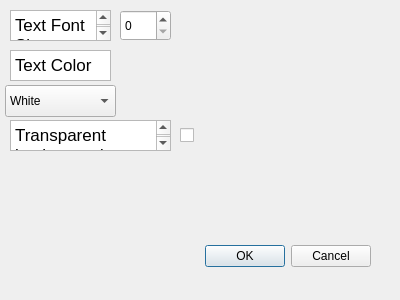
Before: the Qt Designer form chat-display/preferences.ui in Yahya-Alkhosoussy/youtube-chat-on-screen, drawn with Qt 5.
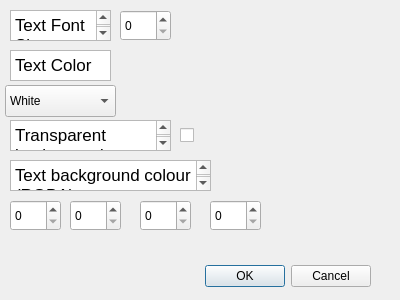
After: the same form once the commit is applied.

Commit message:
Y value changed.
Added text browser source and added 4 spinner boxes for the RGBA values

Patch:
```diff
--- a/chat-display/preferences.ui
+++ b/chat-display/preferences.ui
@@ -17,7 +17,7 @@
    <property name="geometry">
     <rect>
      <x>30</x>
-     <y>240</y>
+     <y>260</y>
      <width>341</width>
      <height>32</height>
     </rect>
@@ -167,6 +167,66 @@
     <string/>
    </property>
   </widget>
+  <widget class="QTextBrowser" name="textBrowser_4">
+   <property name="geometry">
+    <rect>
+     <x>10</x>
+     <y>160</y>
+     <width>201</width>
+     <height>31</height>
+    </rect>
+   </property>
+   <property name="html">
+    <string>&lt;!DOCTYPE HTML PUBLIC &quot;-//W3C//DTD HTML 4.0//EN&quot; &quot;http://www.w3.org/TR/REC-html40/strict.dtd&quot;&gt;
+&lt;html&gt;&lt;head&gt;&lt;meta name=&quot;qrichtext&quot; content=&quot;1&quot; /&gt;&lt;meta charset=&quot;utf-8&quot; /&gt;&lt;style type=&quot;text/css&quot;&gt;
+p, li { white-space: pre-wrap; }
+hr { height: 1px; border-width: 0; }
+li.unchecked::marker { content: &quot;\2610&quot;; }
+li.checked::marker { content: &quot;\2612&quot;; }
+&lt;/style&gt;&lt;/head&gt;&lt;body style=&quot; font-family:'.AppleSystemUIFont'; font-size:13pt; font-weight:400; font-style:normal;&quot;&gt;
+&lt;p style=&quot; margin-top:0px; margin-bottom:0px; margin-left:0px; margin-right:0px; -qt-block-indent:0; text-indent:0px;&quot;&gt;Text background colour (RGBA)&lt;/p&gt;&lt;/body&gt;&lt;/html&gt;</string>
+   </property>
+  </widget>
+  <widget class="QSpinBox" name="rSpinnerBox">
+   <property name="geometry">
+    <rect>
+     <x>10</x>
+     <y>200</y>
+     <width>51</width>
+     <height>31</height>
+    </rect>
+   </property>
+  </widget>
+  <widget class="QSpinBox" name="gSpinnerBox">
+   <property name="geometry">
+    <rect>
+     <x>70</x>
+     <y>200</y>
+     <width>51</width>
+     <height>31</height>
+    </rect>
+   </property>
+  </widget>
+  <widget class="QSpinBox" name="bSpinnerBox">
+   <property name="geometry">
+    <rect>
+     <x>140</x>
+     <y>200</y>
+     <width>51</width>
+     <height>31</height>
+    </rect>
+   </property>
+  </widget>
+  <widget class="QSpinBox" name="aSpinnerBox">
+   <property name="geometry">
+    <rect>
+     <x>210</x>
+     <y>200</y>
+     <width>51</width>
+     <height>31</height>
+    </rect>
+   </property>
+  </widget>
  </widget>
  <resources/>
  <connections>
```
